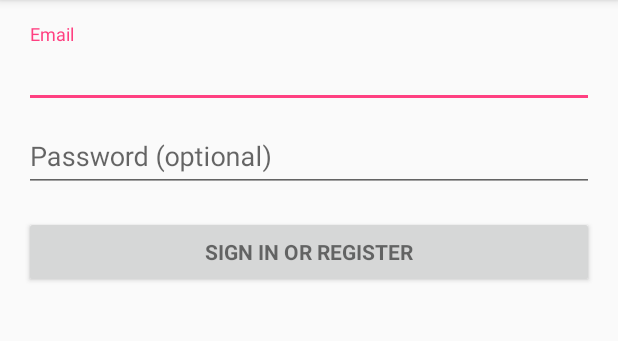
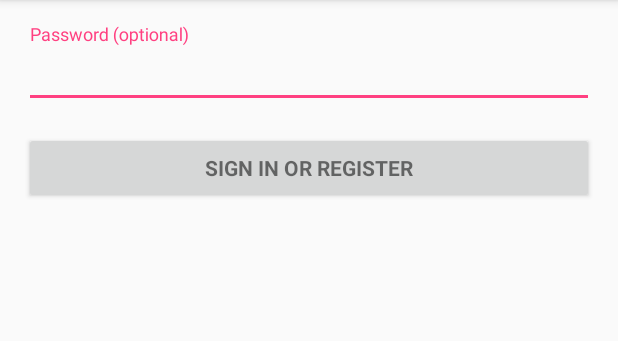
Before and after one commit to yash-15/COP290, an Android app: the screen it shows after launch (MainActivity), on a phone screen of 412 x 824 dp, the part 84-425 px from its top. Run offline under Robolectric (Android 15) with nearby library versions, the phone set to English and light mode, and no system bars; 4 statements that could not run were skipped.

Commit message:
Deletion
I deleted a name text box

```diff
--- a/A0-Registration/app/src/main/res/layout/activity_main.xml
+++ b/A0-Registration/app/src/main/res/layout/activity_main.xml
@@ -34,15 +34,6 @@
                 android:layout_width="match_parent"
                 android:layout_height="wrap_content">
 
-                <AutoCompleteTextView
-                    android:id="@+id/email"
-                    android:layout_width="match_parent"
-                    android:layout_height="wrap_content"
-                    android:hint="@string/prompt_email"
-                    android:inputType="textEmailAddress"
-                    android:maxLines="1"
-                    android:singleLine="true" />
-
             </android.support.design.widget.TextInputLayout>
 
             <android.support.design.widget.TextInputLayout
```
